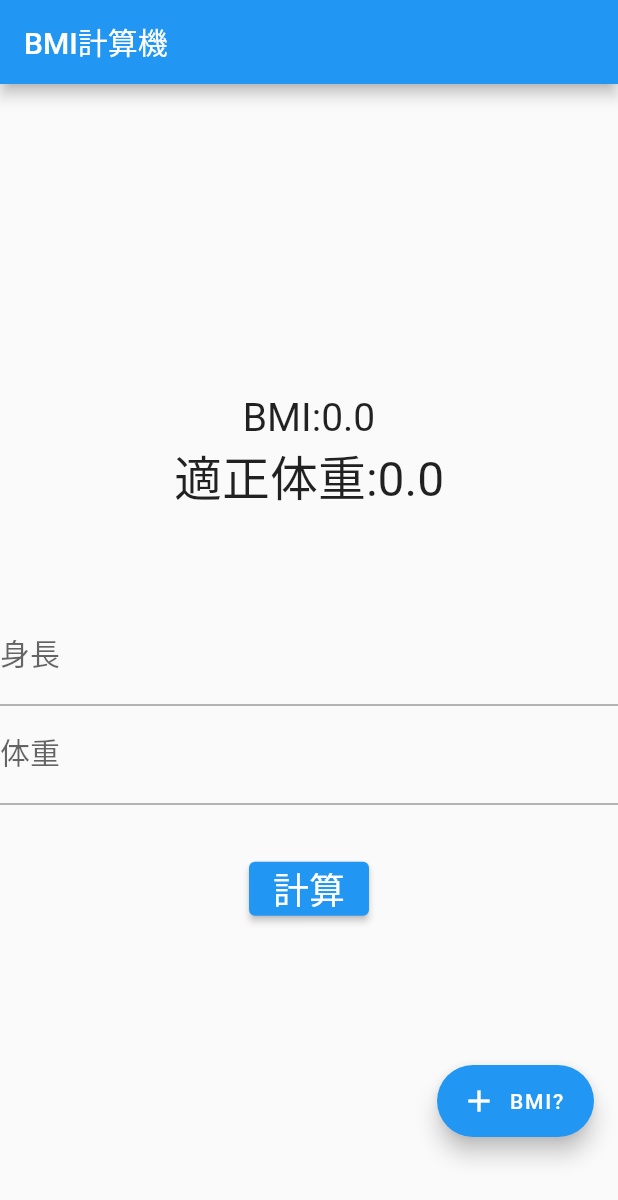
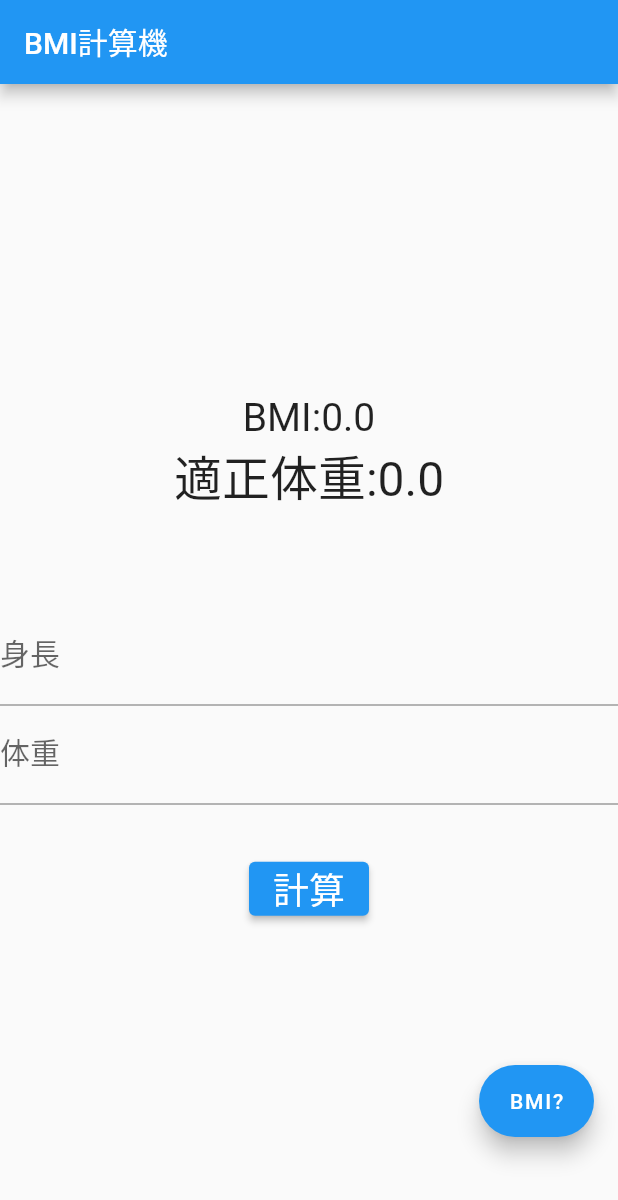
Before and after one commit to marunekosan/bmi_calculate, a Flutter app: the screen it shows after launch, on a phone screen of 412 x 824 dp. Shown: the top 1200 px of the screen. Run offline on Flutter 3.47's test engine with Material 2 defaults, Android fonts, the phone set to English and light mode, and no system bars.

Commit message:
readme update

```diff
--- a/lib/main.dart
+++ b/lib/main.dart
@@ -51,7 +51,7 @@ class _BmiCalculateState extends State<BmiCalculate> {
         margin:EdgeInsets.only(bottom: 50.0),
           child: FloatingActionButton.extended(
             label: Text('BMI?'),
-            icon: Icon(Icons.add),
+            // icon: Icon(Icons.add),
             onPressed: () {
               Navigator.push(
                 context,
```
Also changed, not shown: 1 other file.
